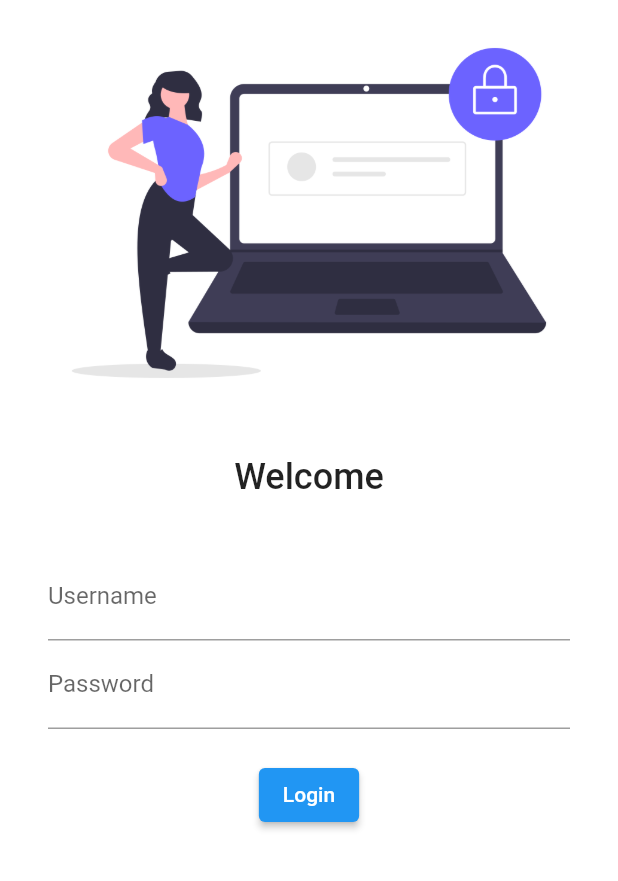
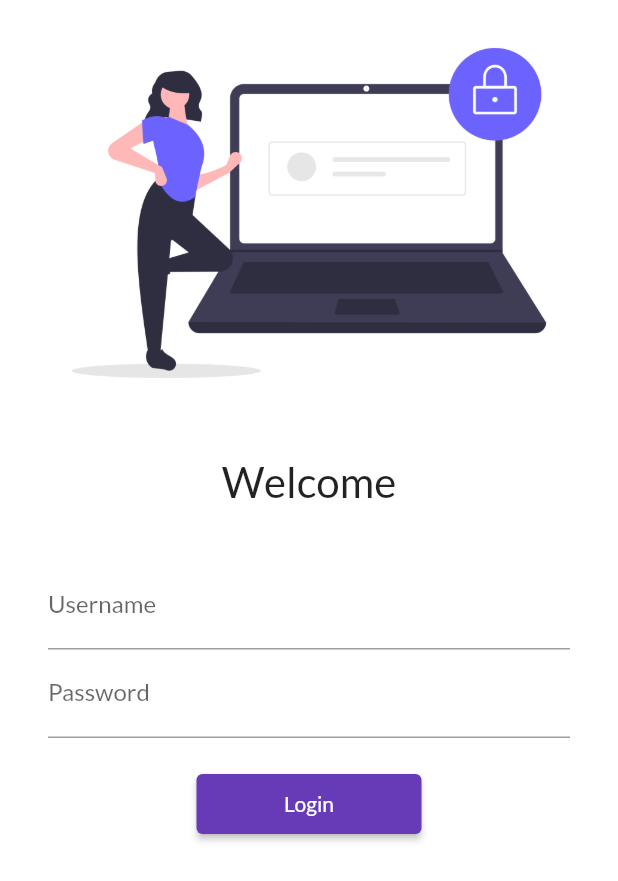
Before and after one commit to artemis-133/CatalogueApptrial, a Flutter app: the screen it shows after launch, on a phone screen of 412 x 824 dp. Shown: the top 881 px of the screen. Run offline on Flutter 3.47's test engine with Material 2 defaults, Android fonts, the phone set to English and light mode, and no system bars; our stand-ins replace google_fonts.

Commit message:
Day-5 complete

```diff
--- a/lib/main.dart
+++ b/lib/main.dart
@@ -2,6 +2,7 @@
 import 'package:google_fonts/google_fonts.dart';
 import 'package:project_1/pages/home_page.dart';
 import 'package:project_1/pages/login.dart';
+import 'package:project_1/utils/routes.dart';
 import 'pages/home_page.dart';
 import 'pages/login.dart';
 
@@ -16,7 +17,7 @@
   Widget build(BuildContext context) {
     final textTheme = Theme.of(context).textTheme;
     return MaterialApp(
-      themeMode: ThemeMode.dark,
+      themeMode: ThemeMode.light,
       theme: ThemeData(
         primarySwatch: Colors.deepPurple,
         // fontFamily: GoogleFonts.lato().fontFamily,
@@ -27,8 +28,8 @@
       ),
       routes: {
         "/": (context) => Login(),
-        "/login": (context) => Login(),
-        "/homepage": (context) => Homepage(),
+        MyRoutes.loginRoute: (context) => Login(),
+        MyRoutes.homeRoute: (context) => Homepage(),
       },
     );
   }
--- a/lib/pages/login.dart
+++ b/lib/pages/login.dart
@@ -1,11 +1,12 @@
 // ignore_for_file: prefer_const_constructors, use_key_in_widget_constructors
 import 'package:flutter/material.dart';
-
+import 'package:project_1/utils/routes.dart';
 class Login extends StatelessWidget {
   @override
   Widget build(BuildContext context) {
     return Material(
       color: Colors.white,
+      child: SingleChildScrollView(
         child: Column(
           children: [
             Image.asset(
@@ -19,7 +20,7 @@
             Text(
               "Welcome",
               style: TextStyle(
-              fontSize: 24,
+                fontSize: 28,
                 fontWeight: FontWeight.w500,
               ),
             ),
@@ -51,9 +52,9 @@
                   ),
                   ElevatedButton(
                     onPressed: () {
-                    print("Succesful");
+                      Navigator.pushNamed(context, MyRoutes.homeRoute);
                     },
-                  style: TextButton.styleFrom(),
+                    style: TextButton.styleFrom(minimumSize: Size(150, 40)),
                     child: Text("Login"),
                   )
                 ],
@@ -61,6 +62,7 @@
             ),
           ],
         ),
+      ),
     );
   }
 }
--- /dev/null
+++ b/lib/utils/routes.dart
@@ -0,0 +1,4 @@
+class MyRoutes {
+  static String loginRoute = "/login";
+  static String homeRoute = "/homepage";
+}
```
Lines whose indentation alone changed are shown as unchanged.
